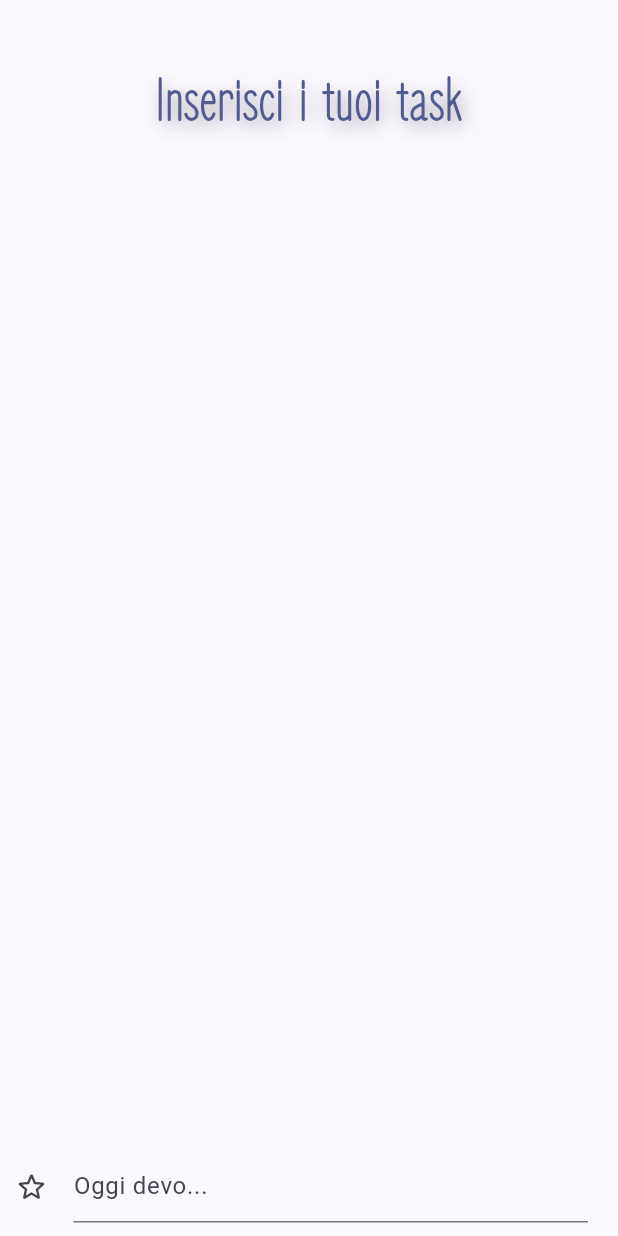
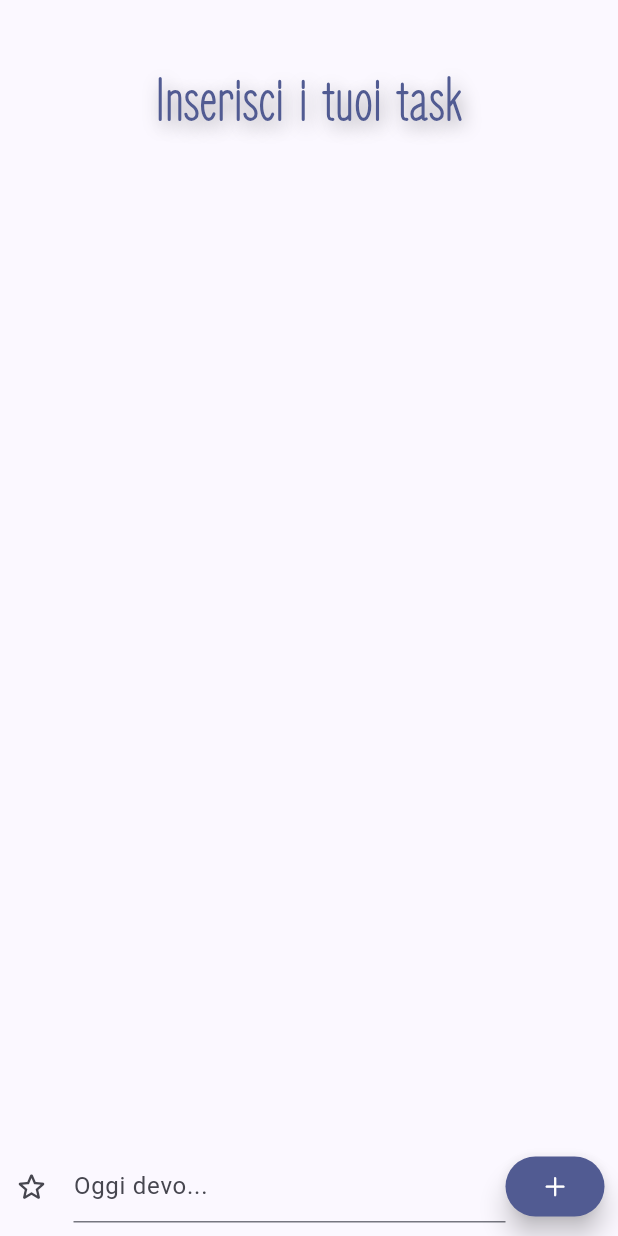
Before and after one commit to alessandracomparetto/KANBYME, a Flutter app: the CreaTasks screen opened directly, on a phone screen of 412 x 824 dp. Run offline on Flutter 3.47's test engine with Material 2 defaults, Android fonts, the phone set to English and light mode, and no system bars.

Commit message:
add button

```diff
--- a/lib/screens/creaTasks/CreaTasks.dart
+++ b/lib/screens/creaTasks/CreaTasks.dart
@@ -1,4 +1,5 @@
 import 'package:flutter/material.dart';
+import 'package:flutter/cupertino.dart';
 
 class CreaTasks extends StatefulWidget {
   const CreaTasks({super.key});
@@ -19,6 +20,9 @@ class _CreaTasksState extends State<CreaTasks> {
   }
 
   void _aggiungiUnaTask(String task) {
+    if (task.isEmpty) {
+      return;
+    }
     setState(() {
       _listaTasks.add(TaskItem(task, setState));
     });
@@ -61,7 +65,12 @@ class _CreaTasksState extends State<CreaTasks> {
             ),
           ),
           Padding(
-            padding: const EdgeInsets.fromLTRB(9.0, 0, 20.0, 9.0),
+            padding: const EdgeInsets.fromLTRB(9.0, 0, 9.0, 9.0),
+            child: Row(
+              mainAxisSize: MainAxisSize.max,
+              mainAxisAlignment: MainAxisAlignment.spaceBetween,
+              children: [
+                Expanded(
                   child: TextField(
                     decoration: InputDecoration(
                       hintText: 'Oggi devo...',
@@ -72,6 +81,23 @@ class _CreaTasksState extends State<CreaTasks> {
                       _aggiungiUnaTask(taskController.text);
                     },
                     onEditingComplete: () {},
+                  ),
+                ),
+                Expanded(
+                  flex: 0,
+                  child: ElevatedButton(
+                    onPressed: () {
+                      _aggiungiUnaTask(taskController.text);
+                    },
+                    style: ElevatedButton.styleFrom(
+                        foregroundColor:
+                            Theme.of(context).colorScheme.onPrimary,
+                        backgroundColor: Theme.of(context).colorScheme.primary,
+                        elevation: 7),
+                    child: Icon(CupertinoIcons.add),
+                  ),
+                ),
+              ],
             ),
           )
         ]),
@@ -84,21 +110,15 @@ class _CreaTasksState extends State<CreaTasks> {
 class TaskItem {
   final String taskText;
   bool important = false;
-  final setStateParent;
+  final setStateParent; // Usare setStateParent((){}) per richiamare setState del padre
 
   TaskItem(this.taskText, this.setStateParent);
 
-  Icon getFlagIcon(context) {
+  IconData getFlagIcon(context) {
     if (important) {
-      return Icon(
-        Icons.flag,
-        color: Theme.of(context).colorScheme.secondary,
-      );
+      return Icons.flag;
     } else {
-      return Icon(
-        Icons.flag_outlined,
-        color: Theme.of(context).colorScheme.secondary,
-      );
+      return Icons.flag_outlined;
     }
   }
 
@@ -119,11 +139,14 @@ class TaskItem {
           ),
           IconButton(
               onPressed: () {
-                setStateParent((){
+                setStateParent(() {
                   important = !important;
                 });
               },
-              icon: getFlagIcon(context))
+              icon: Icon(
+                getFlagIcon(context),
+                color: Theme.of(context).colorScheme.secondary,
+              ))
         ],
       );
 }
```
Lines whose indentation alone changed are shown as unchanged.
